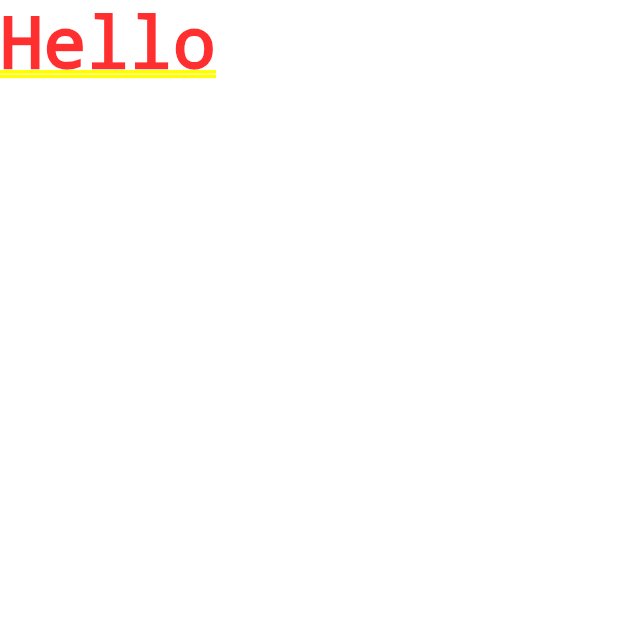
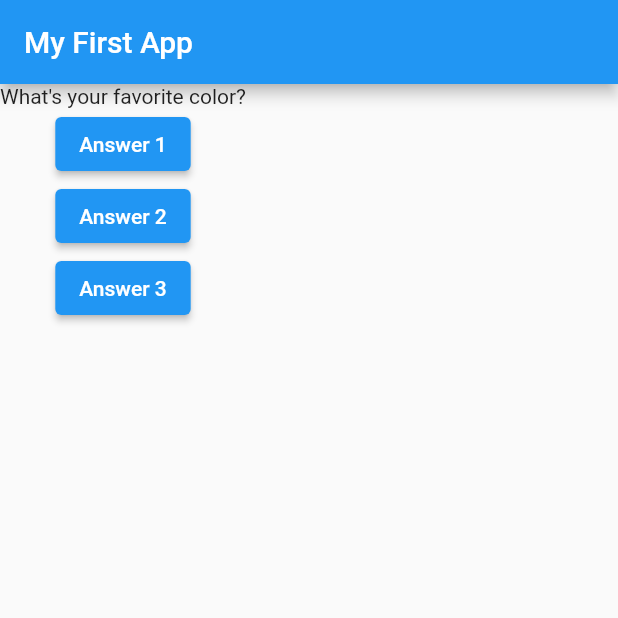
Before and after one commit to saurabhmirajkar/quiz, a Flutter app: the screen it shows after launch, on a phone screen of 412 x 824 dp, the top half of it. Run offline on Flutter 3.47's test engine with Material 2 defaults, Android fonts, the phone set to English and light mode, and no system bars.

Commit message:
added question widget

```diff
--- a/lib/main.dart
+++ b/lib/main.dart
@@ -1,11 +1,53 @@
 import 'package:flutter/material.dart';
+import './question.dart';
 
-void main() => runApp(MyApp());
+void main() => runApp(_MyApp());
 
-class MyApp extends StatelessWidget {
+class _MyApp extends StatefulWidget {
+  @override
+  State<_MyApp> createState() => _MyAppState();
+}
+
+class _MyAppState extends State<_MyApp> {
+  var _questions = [
+    'What\'s your favorite color?',
+    'What\'s your favorite meal?'
+  ];
+
+  var _questionIndex = 0;
+
+  void answerQuestion() {
+    print('Answer good');
+    setState(() {
+      _questionIndex += 1;
+    });
+  }
+
   Widget build(BuildContext context) {
     return MaterialApp(
-      home: Text('Hello'),
+      home: Scaffold(
+        appBar: AppBar(
+          title: Text('My First App'),
+          centerTitle: false,
+        ),
+        body: Column(
+          children: [
+            Question(_questions[_questionIndex]),
+            ElevatedButton(
+              onPressed: answerQuestion,
+              child: Text('Answer 1'),
+            ),
+            ElevatedButton(
+              onPressed: answerQuestion,
+              child: Text('Answer 2'),
+            ),
+            ElevatedButton(
+              onPressed: answerQuestion,
+              child: Text('Answer 3'),
+            ),
+          ],
+        ),
+      ),
     );
   }
 }
--- /dev/null
+++ b/lib/question.dart
@@ -0,0 +1,12 @@
+import 'package:flutter/material.dart';
+
+class Question extends StatelessWidget {
+  final String questionText;
+
+  Question(this.questionText);
+
+  @override
+  Widget build(BuildContext context) {
+    return Text(questionText);
+  }
+}
```
